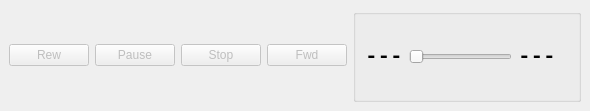
Before: the Qt Designer form src/playerwidget.ui in gyunaev/karlyriceditor, drawn with Qt 5.
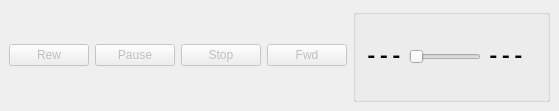
After: the same form once the commit is applied. Icons and pictures are not drawn. Custom widgets are drawn as their Qt base class.

```diff
--- a/src/playerwidget.ui
+++ b/src/playerwidget.ui
@@ -6,7 +6,7 @@
    <rect>
     <x>0</x>
     <y>0</y>
-    <width>590</width>
+    <width>559</width>
     <height>111</height>
    </rect>
   </property>
```
Left out of the diff: 5 changed lines with no effect on the pictures.
